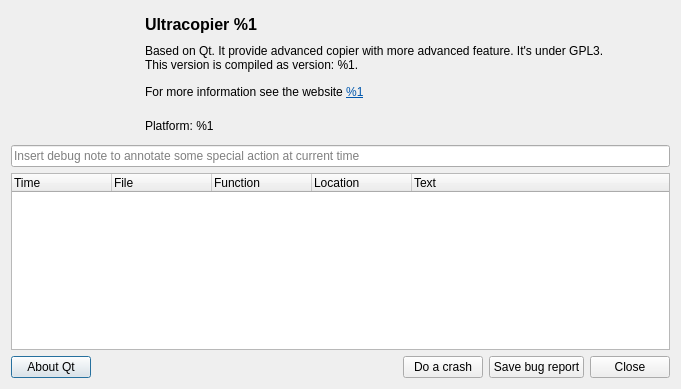
Qt form HelpDialog.ui (alphaonex86/Ultracopier) before a commit.
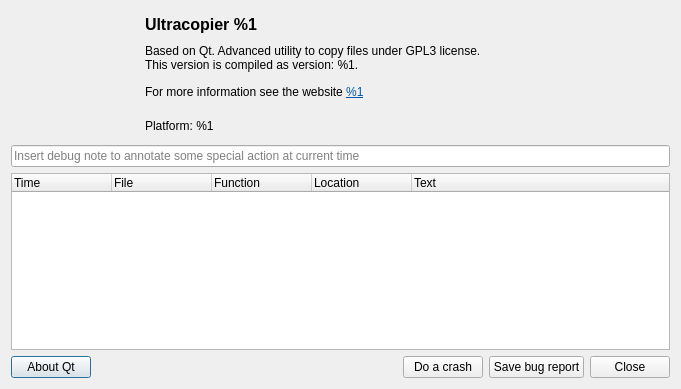
The same form after that commit. Icons and pictures are not drawn.

The edit to the form file:
```diff
--- a/HelpDialog.ui
+++ b/HelpDialog.ui
@@ -67,7 +67,7 @@
        <item>
         <widget class="QLabel" name="label_description">
          <property name="text">
-          <string extracomment="%1 will be replaced by a variable content (normal, debug, ...)">Based on Qt. It provide advanced copier with more advanced feature. It's under GPL3.
+          <string extracomment="%1 will be replaced by a variable content (normal, debug, ...)">Based on Qt. Advanced utility to copy files under GPL3 license.
 This version is compiled as version: %1.</string>
          </property>
         </widget>
```
Left out of the diff: 2 changed lines with no effect on the pictures.
